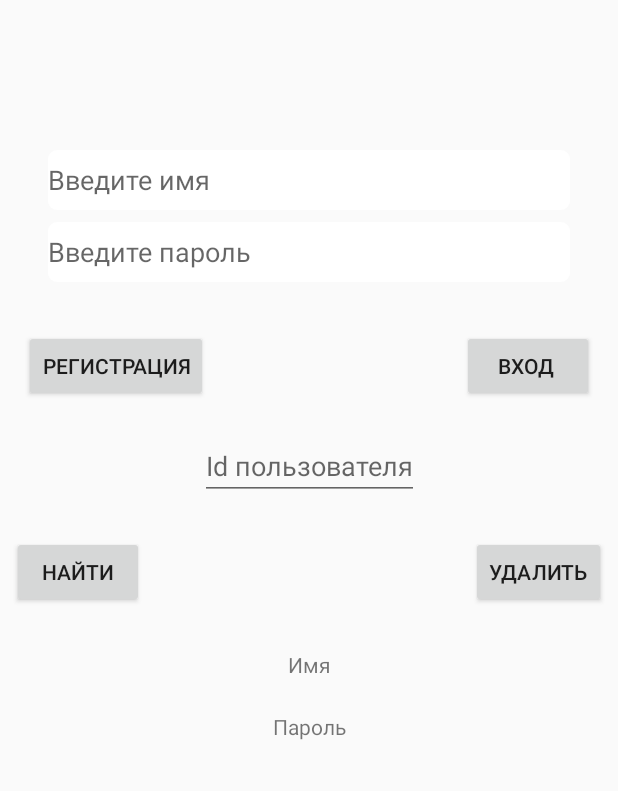
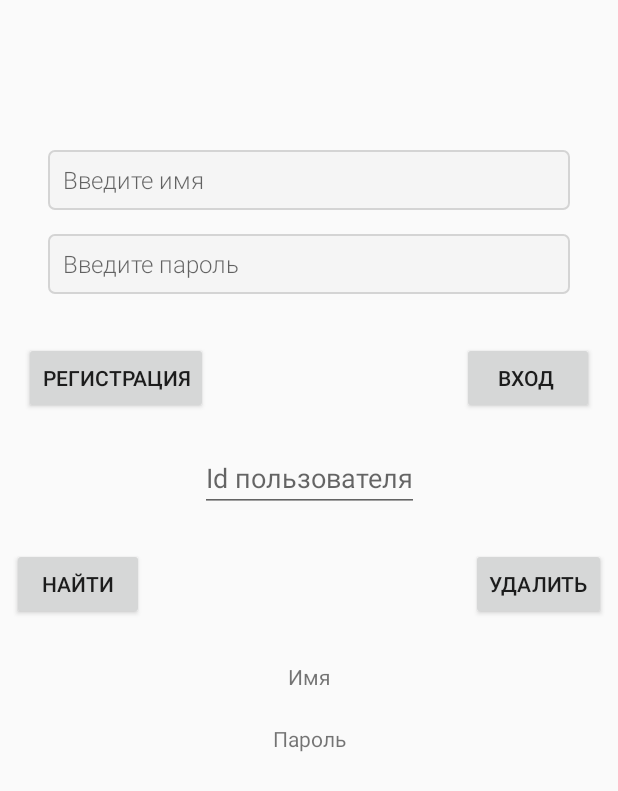
Before and after one commit to Raider-bat/SomeNews, an Android app: the layout activity_login.xml on its own in the app's theme, with its tools: preview values and no code run, on a phone screen of 412 x 824 dp. Shown: the top 791 px of the screen. Run offline under Robolectric (Android 15) with nearby library versions, the phone set to English and light mode, and no system bars.

```diff
--- a/app/build.gradle
+++ b/app/build.gradle
@@ -41,4 +41,7 @@ dependencies {
     kapt "androidx.room:room-compiler:2.2.3"
     implementation "androidx.lifecycle:lifecycle-extensions:2.2.0"
     kapt "androidx.lifecycle:lifecycle-compiler:2.2.0"
+    implementation 'androidx.lifecycle:lifecycle-runtime-ktx:2.2.0'
+    implementation 'androidx.lifecycle:lifecycle-viewmodel-ktx:2.2.0'
+    implementation 'androidx.lifecycle:lifecycle-livedata-ktx:2.2.0'
 }
--- a/app/src/main/java/com/example/somenews/usersdatabase/UsersDataBase.kt
+++ b/app/src/main/java/com/example/somenews/db/UsersDataBase.kt
@@ -1,9 +1,11 @@
-package com.example.somenews.usersdatabase
+package com.example.somenews.db
 
 import android.content.Context
 import androidx.room.Database
 import androidx.room.Room
 import androidx.room.RoomDatabase
+import com.example.somenews.db.dao.UserDao
+import com.example.somenews.db.entity.User
 
 @Database(entities = [User::class],version = 1)
 abstract class UsersDataBase : RoomDatabase() {
--- a/app/src/main/java/com/example/somenews/usersdatabase/UserDao.kt
+++ b/app/src/main/java/com/example/somenews/db/dao/UserDao.kt
@@ -1,12 +1,13 @@
-package com.example.somenews.usersdatabase
+package com.example.somenews.db.dao
 
 import androidx.room.*
-import com.example.somenews.usersdatabase.User
+import com.example.somenews.db.entity.User
 
 @Dao
 interface UserDao {
     @Query ("SELECT * FROM user WHERE id = :id ")
     suspend fun getById(id : Int): User
+
     @Query("SELECT * FROM user WHERE name = :name ")
     suspend fun getByName(name: String) : User
 
--- a/app/src/main/java/com/example/somenews/usersdatabase/User.kt
+++ b/app/src/main/java/com/example/somenews/db/entity/User.kt
@@ -1,4 +1,4 @@
-package com.example.somenews.usersdatabase
+package com.example.somenews.db.entity
 
 import androidx.room.Entity
 import androidx.room.PrimaryKey
@@ -10,5 +10,4 @@ data class User(
 ) {
     @PrimaryKey(autoGenerate = true)
     var  id: Int = 0
-
 }
--- a/app/src/main/res/drawable/style_of_edit_texts_login_activity.xml
+++ b/app/src/main/res/drawable/style_of_edit_texts_login_activity.xml
@@ -1,10 +1,13 @@
 <?xml version="1.0" encoding="utf-8"?>
 <shape xmlns:android="http://schemas.android.com/apk/res/android" android:shape="rectangle" >
+    <stroke
+        android:width="1dp"
+        android:color="#d4d4d4">
+    </stroke>
     <corners
-        android:radius="6dp"
+        android:radius="4dp"
         />
     <solid
-        android:color="#FFFFFF"
+        android:color="#F5F5F5"
         />
-
 </shape>
--- a/app/src/main/res/layout/activity_login.xml
+++ b/app/src/main/res/layout/activity_login.xml
@@ -14,7 +14,11 @@
         android:layout_marginTop="100dp"
         android:layout_marginEnd="32dp"
         android:background="@drawable/style_of_edit_texts_login_activity"
+        android:fontFamily="sans-serif-light"
         android:hint="@string/user_name_hint_text"
+        android:textSize="16sp"
+        android:paddingStart="10dp"
+        android:paddingEnd="10dp"
         app:layout_constraintEnd_toEndOf="parent"
         app:layout_constraintStart_toStartOf="parent"
         app:layout_constraintTop_toTopOf="parent" />
@@ -23,9 +27,13 @@
         android:id="@+id/user_password_edit_text"
         android:layout_width="0dp"
         android:layout_height="40dp"
-        android:layout_marginTop="8dp"
+        android:layout_marginTop="16dp"
         android:background="@drawable/style_of_edit_texts_login_activity"
+        android:fontFamily="sans-serif-light"
         android:hint="@string/user_password_hint_text"
+        android:paddingStart="10dp"
+        android:paddingEnd="10dp"
+        android:textSize="16sp"
         app:layout_constraintEnd_toEndOf="@+id/user_name_edit_text"
         app:layout_constraintStart_toStartOf="@+id/user_name_edit_text"
         app:layout_constraintTop_toBottomOf="@+id/user_name_edit_text" />
```
Also changed, not shown: app/src/main/java/com/example/somenews/view/LoginActivity.kt (+44 -35 lines).
